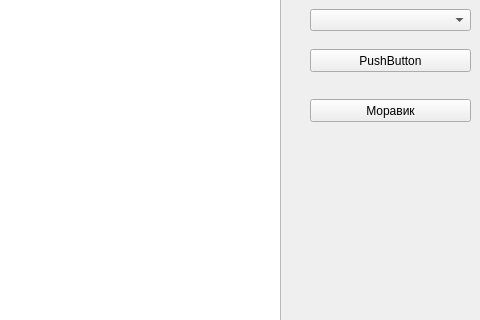
This is mainwindow.ui in StenFox/Image as Qt 5 draws it before an edit; both pictures show x 520 to 1000 and y 238 to 558 of the 1000 by 800 pixel window. The edited form follows.
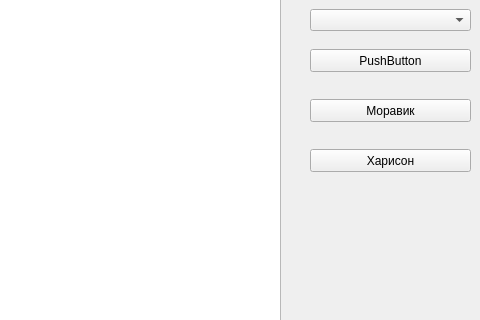
This is the edited form.

```diff
--- a/mainwindow.ui
+++ b/mainwindow.ui
@@ -164,6 +164,19 @@
      <string>Моравик</string>
     </property>
    </widget>
+   <widget class="QPushButton" name="HarrisonButton">
+    <property name="geometry">
+     <rect>
+      <x>830</x>
+      <y>370</y>
+      <width>161</width>
+      <height>23</height>
+     </rect>
+    </property>
+    <property name="text">
+     <string>Харисон</string>
+    </property>
+   </widget>
   </widget>
   <widget class="QMenuBar" name="menuBar">
    <property name="geometry">
```
